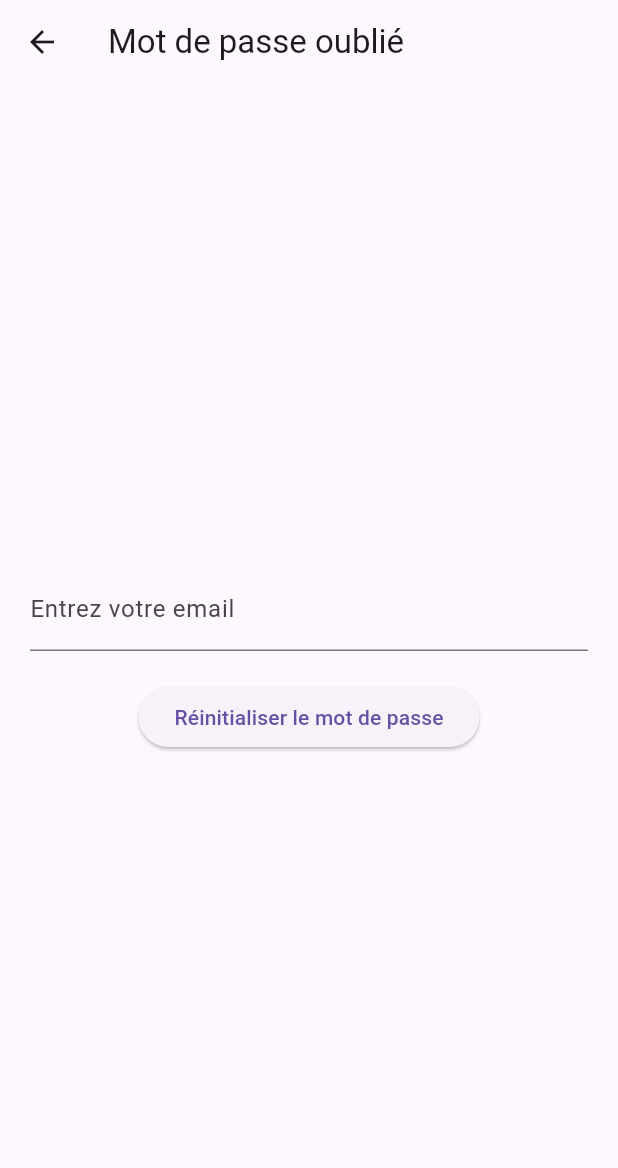
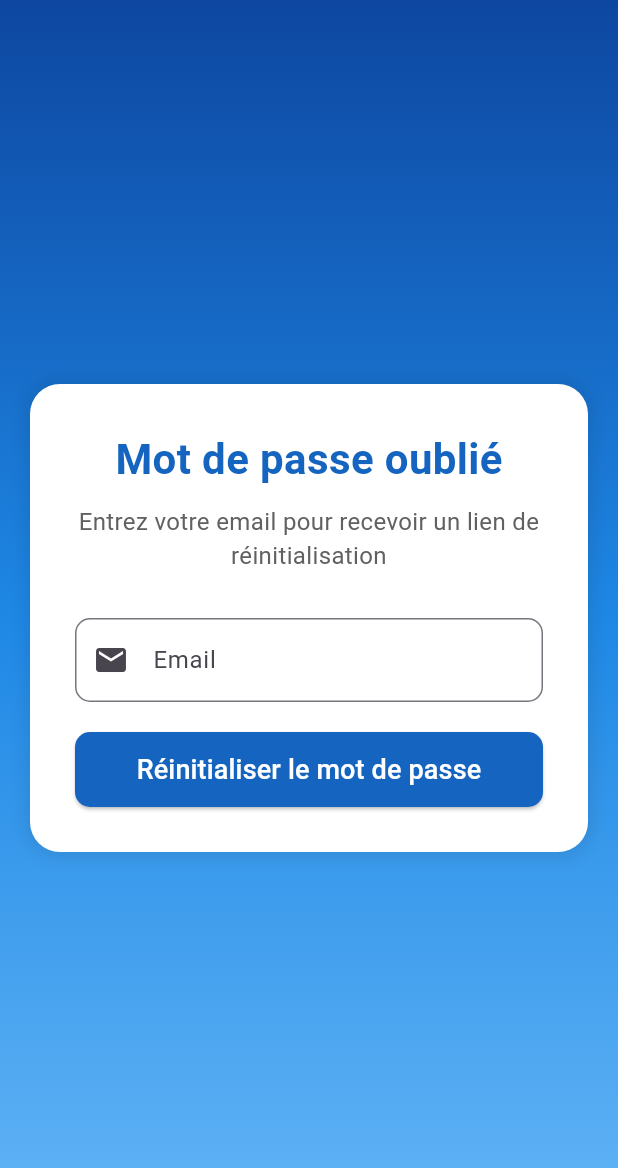
Before and after one commit to NOUTAILAA/OCR-OPENCV-Flutter, a Flutter app: the ForgotPasswordScreen screen opened directly, on a phone screen of 412 x 824 dp. Shown: the top 1168 px of the screen. Run offline on Flutter 3.47's test engine with Material 3 defaults, Android fonts, the phone set to English and light mode, and no system bars; our stand-ins replace fluttertoast, image_picker.

Commit message:
add style forgot password

```diff
--- a/lib/screens/forgot_password_screen.dart
+++ b/lib/screens/forgot_password_screen.dart
@@ -15,7 +15,7 @@ class _ForgotPasswordScreenState extends State<ForgotPasswordScreen> {
 
     if (result) {
       Fluttertoast.showToast(msg: "Un email de réinitialisation a été envoyé.");
-      Navigator.pop(context);  // Retour à la page de connexion
+      Navigator.pop(context);
     } else {
       Fluttertoast.showToast(msg: "Email non trouvé !");
     }
@@ -24,22 +24,84 @@ class _ForgotPasswordScreenState extends State<ForgotPasswordScreen> {
   @override
   Widget build(BuildContext context) {
     return Scaffold(
-      appBar: AppBar(title: Text("Mot de passe oublié")),
-      body: Padding(
+      body: Container(
+        decoration: BoxDecoration(
+          gradient: LinearGradient(
+            begin: Alignment.topCenter,
+            end: Alignment.bottomCenter,
+            colors: [
+              Colors.blue.shade900,
+              Colors.blue.shade600,
+              Colors.blue.shade300,
+            ],
+          ),
+        ),
+        child: Center(
+          child: Padding(
             padding: const EdgeInsets.all(20.0),
+            child: Container(
+              padding: EdgeInsets.all(30),
+              decoration: BoxDecoration(
+                color: Colors.white,
+                borderRadius: BorderRadius.circular(20),
+                boxShadow: [
+                  BoxShadow(
+                    color: Colors.black.withOpacity(0.1),
+                    blurRadius: 10,
+                    spreadRadius: 2,
+                  ),
+                ],
+              ),
               child: Column(
-          mainAxisAlignment: MainAxisAlignment.center,
+                mainAxisSize: MainAxisSize.min,
                 children: [
+                  Text(
+                    "Mot de passe oublié",
+                    style: TextStyle(
+                      fontSize: 28,
+                      fontWeight: FontWeight.bold,
+                      color: Colors.blue.shade800,
+                    ),
+                  ),
+                  SizedBox(height: 10),
+                  Text(
+                    "Entrez votre email pour recevoir un lien de réinitialisation",
+                    textAlign: TextAlign.center,
+                    style: TextStyle(
+                      fontSize: 16,
+                      color: Colors.grey.shade700,
+                    ),
+                  ),
+                  SizedBox(height: 30),
                   TextField(
                     controller: emailController,
-              decoration: InputDecoration(labelText: "Entrez votre email"),
+                    decoration: InputDecoration(
+                      labelText: "Email",
+                      prefixIcon: Icon(Icons.email),
+                      border: OutlineInputBorder(
+                        borderRadius: BorderRadius.circular(10),
+                      ),
+                    ),
                   ),
                   SizedBox(height: 20),
                   ElevatedButton(
                     onPressed: resetPassword,
-              child: Text("Réinitialiser le mot de passe"),
+                    style: ElevatedButton.styleFrom(
+                      backgroundColor: Colors.blue.shade800,
+                      minimumSize: Size(double.infinity, 50),
+                      shape: RoundedRectangleBorder(
+                        borderRadius: BorderRadius.circular(10),
+                      ),
+                    ),
+                    child: Text(
+                      "Réinitialiser le mot de passe",
+                      style: TextStyle(fontSize: 18, color: Colors.white),
+                    ),
                   ),
                 ],
+              ),
+            ),
+          ),
         ),
       ),
     );
```
Lines whose indentation alone changed are shown as unchanged.
